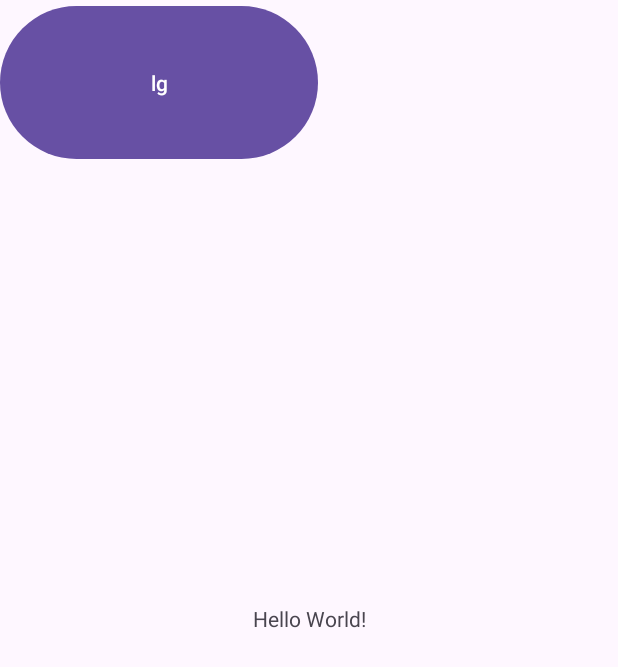
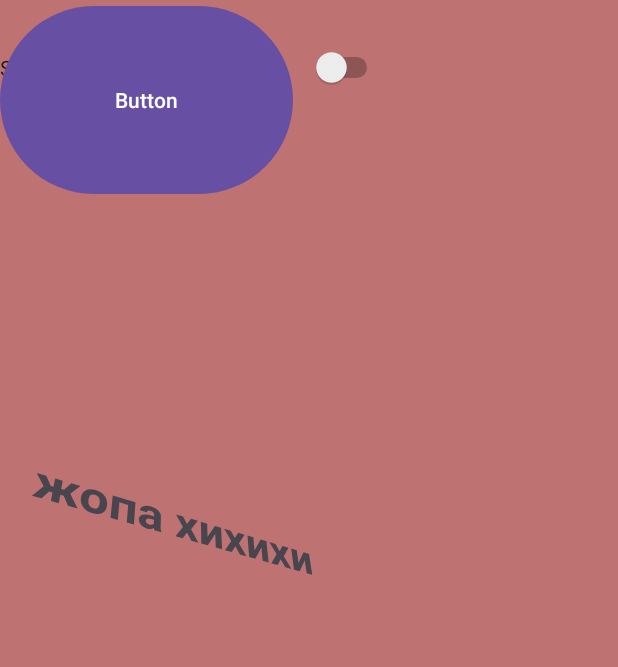
Before and after one commit to ElectricEnchanter/KristalikaWebApp, an Android app: the screen it shows after launch (MainActivity), on a phone screen of 412 x 824 dp. Shown: the top 667 px of the screen. Run offline under Robolectric (Android 15) with nearby library versions, the phone set to English and light mode, and no system bars.

Commit message:
Learn some featuries

```diff
--- a/app/src/main/java/com/example/kristalika/MainActivity.java
+++ b/app/src/main/java/com/example/kristalika/MainActivity.java
@@ -2,12 +2,25 @@ package com.example.kristalika;
 
 import androidx.appcompat.app.AppCompatActivity;
 import android.os.Bundle;
+import android.view.View;
+import android.widget.Button;
+import android.widget.TextView;
+import android.widget.Toast;
 
 public class MainActivity extends AppCompatActivity {
-
+    public Button btn;
+    public TextView text;
     @Override
     protected void onCreate(Bundle savedInstanceState) {
         super.onCreate(savedInstanceState);
         setContentView(R.layout.activity_main);
+        btn = findViewById(R.id.button2);
+        btn.setOnClickListener(new View.OnClickListener() {
+            @Override
+            public void onClick(View v) {
+                Toast.makeText(MainActivity.this, "Кирдык" , Toast.LENGTH_LONG).show();
+//                text.setText("nnjnjn");
+            }
+        });
     }
 }
--- a/app/src/main/res/layout/activity_main.xml
+++ b/app/src/main/res/layout/activity_main.xml
@@ -4,23 +4,38 @@
     xmlns:tools="http://schemas.android.com/tools"
     android:layout_width="match_parent"
     android:layout_height="match_parent"
+    android:background="#BF7272"
     tools:context=".MainActivity">
 
     <TextView
         android:layout_width="wrap_content"
         android:layout_height="wrap_content"
-        android:text="Hello World!"
+        android:rotationX="37"
+        android:rotationY="26"
+        android:text="жопа хихихи"
+        android:textSize="34sp"
+        android:textStyle="bold"
         app:layout_constraintBottom_toBottomOf="parent"
         app:layout_constraintEnd_toEndOf="parent"
+        app:layout_constraintHorizontal_bias="0.107"
         app:layout_constraintStart_toStartOf="parent"
-        app:layout_constraintTop_toTopOf="parent" />
+        app:layout_constraintTop_toTopOf="parent"
+        app:layout_constraintVertical_bias="0.419" />
+
+    <Switch
+        android:id="@+id/switch1"
+        android:layout_width="255dp"
+        android:layout_height="90dp"
+        android:text="Switch"
+        tools:layout_editor_absoluteX="78dp"
+        tools:layout_editor_absoluteY="558dp" />
 
     <Button
-        android:id="@+id/button"
-        android:layout_width="212dp"
-        android:layout_height="110dp"
-        android:text="lg"
-        tools:layout_editor_absoluteX="73dp"
-        tools:layout_editor_absoluteY="127dp" />
+        android:id="@+id/button2"
+        android:layout_width="195dp"
+        android:layout_height="133dp"
+        android:text="Button"
+        tools:layout_editor_absoluteX="172dp"
+        tools:layout_editor_absoluteY="130dp" />
 
 </androidx.constraintlayout.widget.ConstraintLayout>
```
Also changed, not shown: 1 other file.
